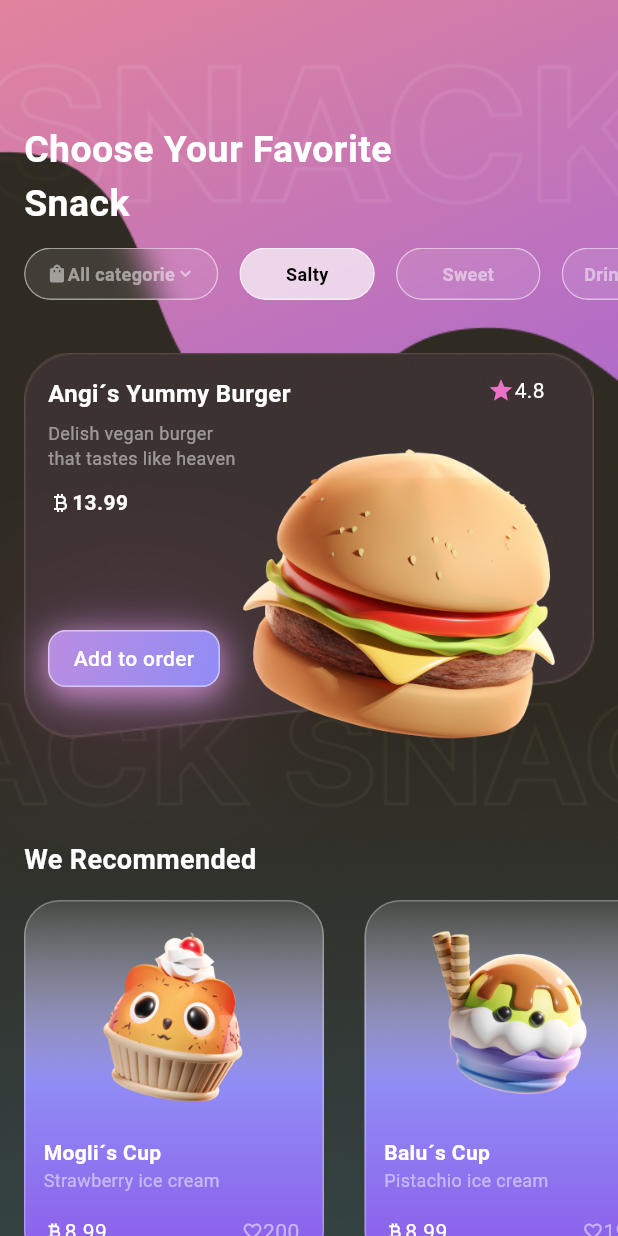
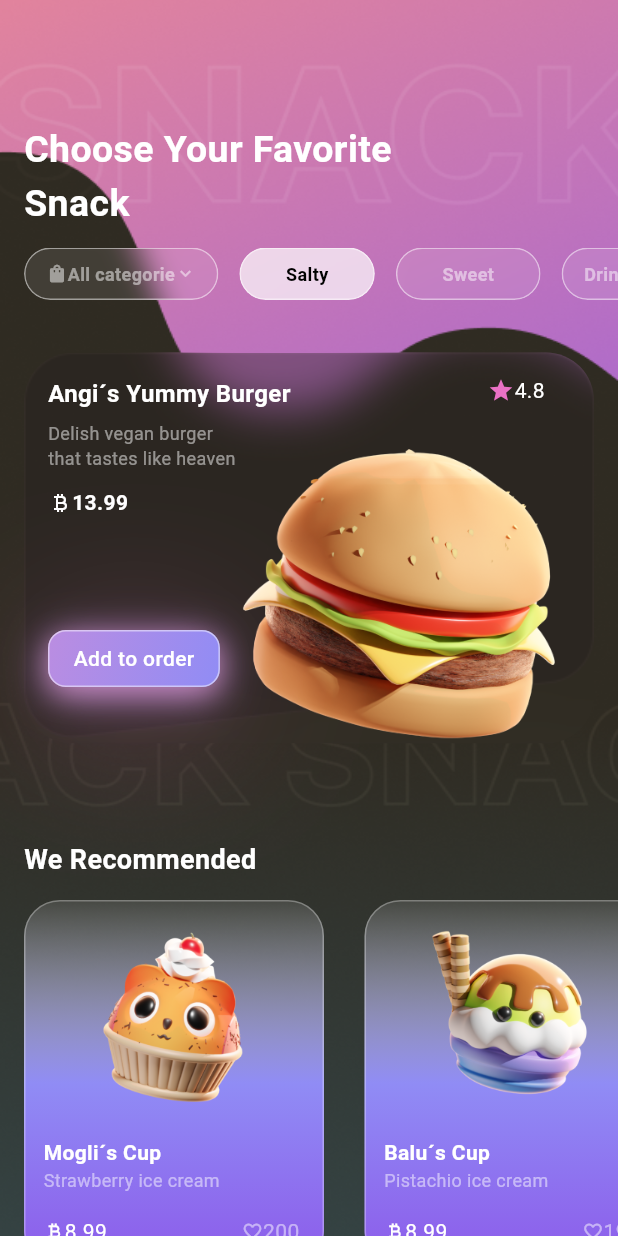
Before and after one commit to Nightmare240219871987/jp_app, a Flutter app: the HomeScreen screen opened directly, on a phone screen of 412 x 824 dp. Run offline on Flutter 3.47's test engine with Material 3 defaults, Android fonts, the phone set to English and light mode, and no system bars.

Commit message:
transparent added in image home page

```diff
--- a/lib/features/home_screen/presentation/home_screen.dart
+++ b/lib/features/home_screen/presentation/home_screen.dart
@@ -1,3 +1,4 @@
+import 'dart:ui';
 import 'package:flutter/material.dart';
 import 'package:jp_app/features/drawer_screen/presentation/my_bottom_sheet.dart';
 import 'package:jp_app/features/home_screen/domain/glassy_button.dart';
@@ -148,9 +149,17 @@ class HomeScreen extends StatelessWidget {
             top: 235,
             left: 16,
             right: 16,
-            child: Image.asset(
-              "lib/common/assets/details/cut_card.png",
-              fit: BoxFit.fill,
+            child: ClipRRect(
+              borderRadius: BorderRadiusGeometry.circular(32),
+              child: BackdropFilter(
+                filter: ImageFilter.blur(sigmaX: 15, sigmaY: 15),
+                child: Image.asset(
+                  "lib/common/assets/details/cut_card.png",
+                  color: Colors.grey.withValues(alpha: 0.4),
+                  colorBlendMode: BlendMode.modulate,
+                  fit: BoxFit.fill,
+                ),
+              ),
             ),
           ),
           Positioned(
```
